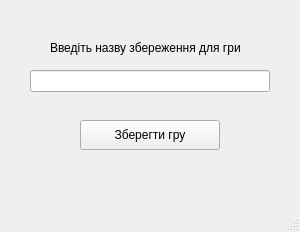
x-FIREFOUR-x/AlgoLab6, file Lab6/windows/savewindow.ui: the form before one commit.
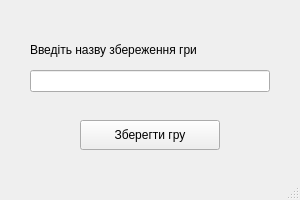
The form after the commit.

Diff of the .ui file:
```diff
--- a/Lab6/windows/savewindow.ui
+++ b/Lab6/windows/savewindow.ui
@@ -7,7 +7,7 @@
     <x>0</x>
     <y>0</y>
     <width>300</width>
-    <height>232</height>
+    <height>200</height>
    </rect>
   </property>
   <property name="windowTitle">
@@ -43,14 +43,14 @@
    <widget class="QLabel" name="label">
     <property name="geometry">
      <rect>
-      <x>50</x>
+      <x>30</x>
       <y>40</y>
-      <width>211</width>
-      <height>16</height>
+      <width>251</width>
+      <height>20</height>
      </rect>
     </property>
     <property name="text">
-     <string>Введіть назву збереження для гри</string>
+     <string>Введіть назву збереження гри</string>
     </property>
    </widget>
   </widget>
```
